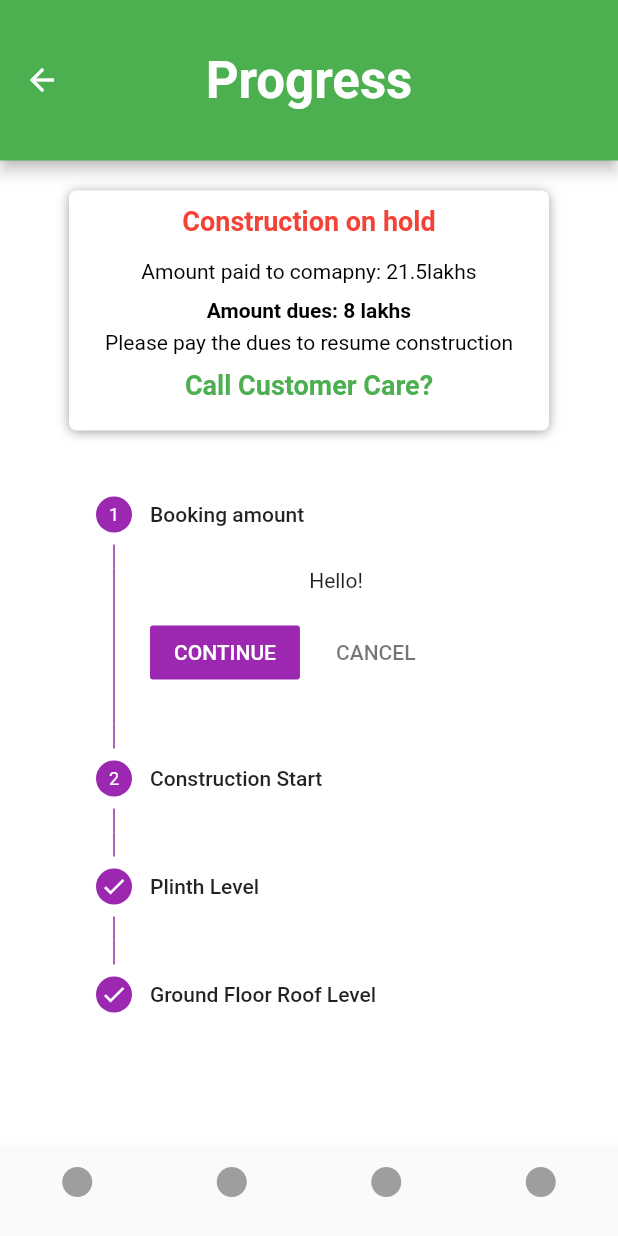
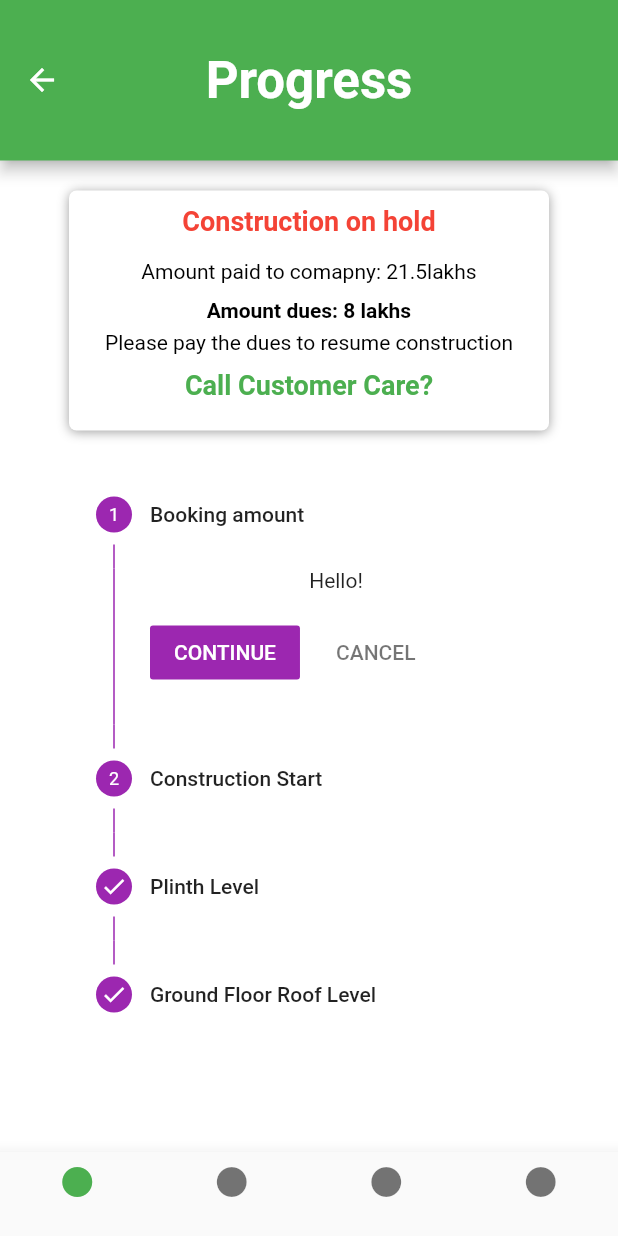
Before and after one commit to ritubara/VVplus-App, a Flutter app: the HomePage screen opened directly, after a tap on "Progress", on a phone screen of 412 x 824 dp. Run offline on Flutter 3.47's test engine with Material 2 defaults, Android fonts, the phone set to English and light mode, and no system bars; our stand-ins replace carousel_slider, dotted_border.

```diff
--- a/lib/utilities/bottom_navbar.dart
+++ b/lib/utilities/bottom_navbar.dart
@@ -1,8 +1,21 @@
 import 'package:flutter/material.dart';
 import 'package:vvplus_app/constants/colors.dart';
 
-class BottomNavBar extends StatelessWidget{
+class BottomNavBar extends StatefulWidget {
   const BottomNavBar({Key key}) : super(key: key);
+
+  @override
+  State<BottomNavBar> createState() => _MyBottomNavbar();
+}
+class _MyBottomNavbar extends State<BottomNavBar>{
+  int _selectedIndex = 0;
+
+  void _onItemTapped(int index) {
+    setState(() {
+      _selectedIndex = index;
+    });
+  }
+
 
   @override
   Widget build(BuildContext context) {
@@ -14,19 +27,21 @@ class BottomNavBar extends StatelessWidget{
       items: const <BottomNavigationBarItem>[
         BottomNavigationBarItem(
             backgroundColor: PrimaryColor3,
-            icon: Icon(Icons.circle, color: PrimaryColor5),
+            icon: Icon(Icons.circle),
             title: Text('', style: TextStyle(color: PrimaryColor2))),
         BottomNavigationBarItem(
-            icon: Icon(Icons.circle, color: PrimaryColor5),
+            icon: Icon(Icons.circle),
             title: Text('', style: TextStyle(color: PrimaryColor2))),
         BottomNavigationBarItem(
-            icon: Icon(Icons.circle, color: PrimaryColor5),
+            icon: Icon(Icons.circle),
             title: Text('', style: TextStyle(color: Colors.black))),
         BottomNavigationBarItem(
-            icon: Icon(Icons.circle, color: PrimaryColor5),
+            icon: Icon(Icons.circle),
             title: Text('', style: TextStyle(color: PrimaryColor2))),
       ],
+      currentIndex: _selectedIndex,
+      selectedItemColor: Colors.green,
+      onTap: _onItemTapped,
     );
   }
-
-}
+  }
```
